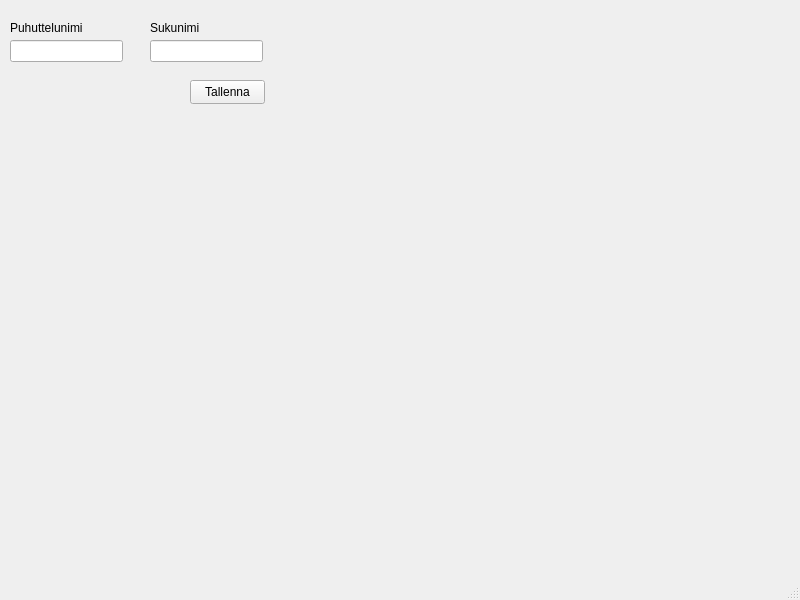
Qt form tietokantaTesti.ui (HennaSalla/Autolainaus) before a commit.
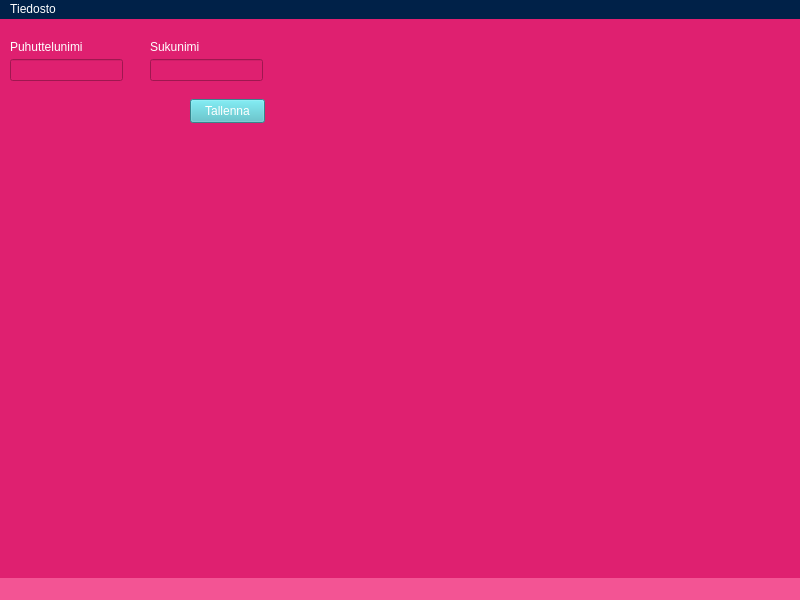
The same form after that commit. Icons and pictures are not drawn.

Commit message: 17.1.2025 muokattu testi tietokantaa

The edit to the form file:
```diff
--- a/tietokantaTesti.ui
+++ b/tietokantaTesti.ui
@@ -13,6 +13,12 @@
   <property name="windowTitle">
    <string>MainWindow</string>
   </property>
+  <property name="windowIcon">
+   <iconset theme="preferences-desktop-accessibility"/>
+  </property>
+  <property name="styleSheet">
+   <string notr="true">background-color: rgb(223, 32, 112);</string>
+  </property>
   <widget class="QWidget" name="centralwidget">
    <widget class="QLineEdit" name="firstNameLineEdit">
     <property name="geometry">
@@ -23,6 +29,9 @@
       <height>22</height>
      </rect>
     </property>
+    <property name="styleSheet">
+     <string notr="true">color: rgb(255, 255, 255);</string>
+    </property>
    </widget>
    <widget class="QLabel" name="firstNameLabel">
     <property name="geometry">
@@ -33,6 +42,9 @@
       <height>16</height>
      </rect>
     </property>
+    <property name="styleSheet">
+     <string notr="true">color: rgb(255, 255, 255);</string>
+    </property>
     <property name="text">
      <string>Puhuttelunimi</string>
     </property>
@@ -56,6 +68,9 @@
       <height>16</height>
      </rect>
     </property>
+    <property name="styleSheet">
+     <string notr="true">color: rgb(255, 255, 255);</string>
+    </property>
     <property name="text">
      <string>Sukunimi</string>
     </property>
@@ -78,10 +93,65 @@
     <property name="toolTipDuration">
      <number>3000</number>
     </property>
+    <property name="styleSheet">
+     <string notr="true">color: rgb(255, 255, 255);
+background-color: rgb(75, 188, 197);</string>
+    </property>
     <property name="text">
      <string>Tallenna</string>
     </property>
    </widget>
+   <widget class="QLabel" name="studentPictureLabel">
+    <property name="geometry">
+     <rect>
+      <x>10</x>
+      <y>110</y>
+      <width>231</width>
+      <height>221</height>
+     </rect>
+    </property>
+    <property name="text">
+     <string/>
+    </property>
+    <property name="pixmap">
+     <pixmap resource="testPictures.qrc">:/png/student.png</pixmap>
+    </property>
+    <property name="scaledContents">
+     <bool>false</bool>
+    </property>
+   </widget>
+   <widget class="QLabel" name="keysPictureLabel">
+    <property name="geometry">
+     <rect>
+      <x>230</x>
+      <y>150</y>
+      <width>231</width>
+      <height>161</height>
+     </rect>
+    </property>
+    <property name="text">
+     <string/>
+    </property>
+    <property name="pixmap">
+     <pixmap resource="testPictures.qrc">:/png/keys.png</pixmap>
+    </property>
+   </widget>
+   <widget class="QLabel" name="teacherPictureLabel">
+    <property name="geometry">
+     <rect>
+      <x>440</x>
+      <y>130</y>
+      <width>191</width>
+      <height>211</height>
+     </rect>
+    </property>
+    <property name="text">
+     <string/>
+    </property>
+    <property name="pixmap">
+     <pixmap>teacher.png</pixmap>
+    </property>
+   </widget>
   </widget>
   <widget class="QMenuBar" name="menubar">
    <property name="geometry">
@@ -92,8 +162,70 @@
      <height>33</height>
     </rect>
    </property>
+   <property name="styleSheet">
+    <string notr="true">background-color: rgb(0, 33, 72);
+color: rgb(255, 255, 255);</string>
+   </property>
+   <widget class="QMenu" name="menuTiedosto">
+    <property name="title">
+     <string>Tiedosto</string>
+    </property>
+    <widget class="QMenu" name="menuEdelliset">
+     <property name="title">
+      <string>Edelliset</string>
+     </property>
+     <addaction name="actionKalle"/>
+     <addaction name="actionVille"/>
+     <addaction name="actionJaana"/>
+     <addaction name="actionMikko"/>
+    </widget>
+    <addaction name="actionLopeta"/>
+    <addaction name="menuEdelliset"/>
+    <addaction name="actionTallenna_nimell"/>
+   </widget>
+   <addaction name="menuTiedosto"/>
   </widget>
-  <widget class="QStatusBar" name="statusbar"/>
+  <widget class="QStatusBar" name="statusbar">
+   <property name="styleSheet">
+    <string notr="true">background-color: rgb(243, 84, 148);</string>
+   </property>
+  </widget>
+  <action name="actionLopeta">
+   <property name="icon">
+    <iconset theme="application-exit"/>
+   </property>
+   <property name="text">
+    <string>Lopeta</string>
+   </property>
+   <property name="shortcut">
+    <string>Ctrl+Q</string>
+   </property>
+  </action>
+  <action name="actionKalle">
+   <property name="text">
+    <string>Kalle</string>
+   </property>
+  </action>
+  <action name="actionVille">
+   <property name="text">
+    <string>Ville</string>
+   </property>
+  </action>
+  <action name="actionJaana">
+   <property name="text">
+    <string>Jaana</string>
+   </property>
+  </action>
+  <action name="actionMikko">
+   <property name="text">
+    <string>Mikko</string>
+   </property>
+  </action>
+  <action name="actionTallenna_nimell">
+   <property name="text">
+    <string>Tallenna nimellä...</string>
+   </property>
+  </action>
  </widget>
  <resources/>
  <connections/>
```
Left out of the diff: 4 changed lines with no effect on the pictures. The commit also changes 1 other file.
